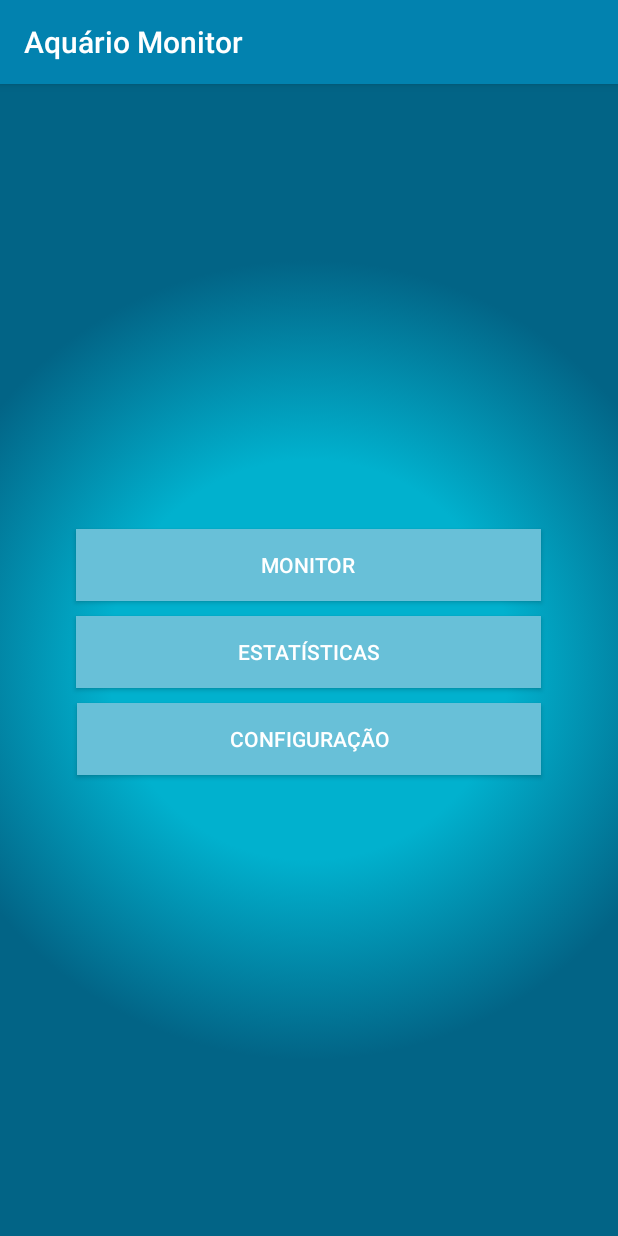
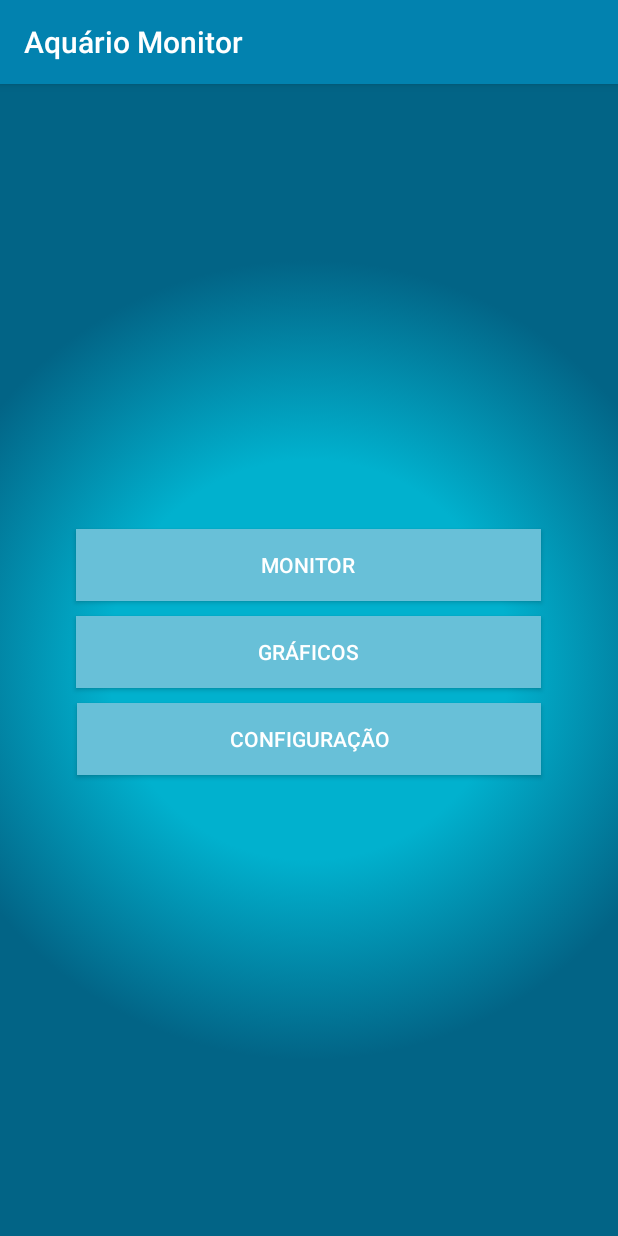
Before and after one commit to lucasveronezzi/AppAquario2, an Android app: the screen it shows after launch (MainActivity), on a phone screen of 412 x 824 dp. Run offline under Robolectric (Android 15) with nearby library versions, the light colour scheme and no system bars.

Commit message:
Update 22/ 09 / 2017

```diff
--- a/app/src/main/res/layout/activity_main.xml
+++ b/app/src/main/res/layout/activity_main.xml
@@ -24,7 +24,7 @@
             android:layout_marginBottom="10dp"
             android:background="@color/colorPrimaryDark"
             android:onClick="open_screen_grafico"
-            android:text="Estatísticas"
+            android:text="@string/grafico_name"
             android:textColor="@android:color/background_light" />
 
         <Button
--- a/app/src/main/res/values/strings.xml
+++ b/app/src/main/res/values/strings.xml
@@ -2,7 +2,7 @@
     <string name="app_name">Aquário Monitor</string>
     <string name="cmd_name">Comandos para o Áquario</string>
     <string name="config_name">Configuração</string>
-    <string name="grafico_name">Estatísticas e Gráficos</string>
+    <string name="grafico_name">Gráficos</string>
     <string name="monitor_name">Monitor</string>
     <string name="title_alimentar">Alimentar</string>
 </resources>
```
Also changed, not shown: app/src/main/java/beta/user/appaquario2/Graficos/Screen_grafico.java (+5 -3 lines), app/src/main/java/beta/user/appaquario2/Screen_Config.java (+4 -5 lines), app/src/main/java/beta/user/appaquario2/Screen_Monitor.java (+8 -5 lines).
